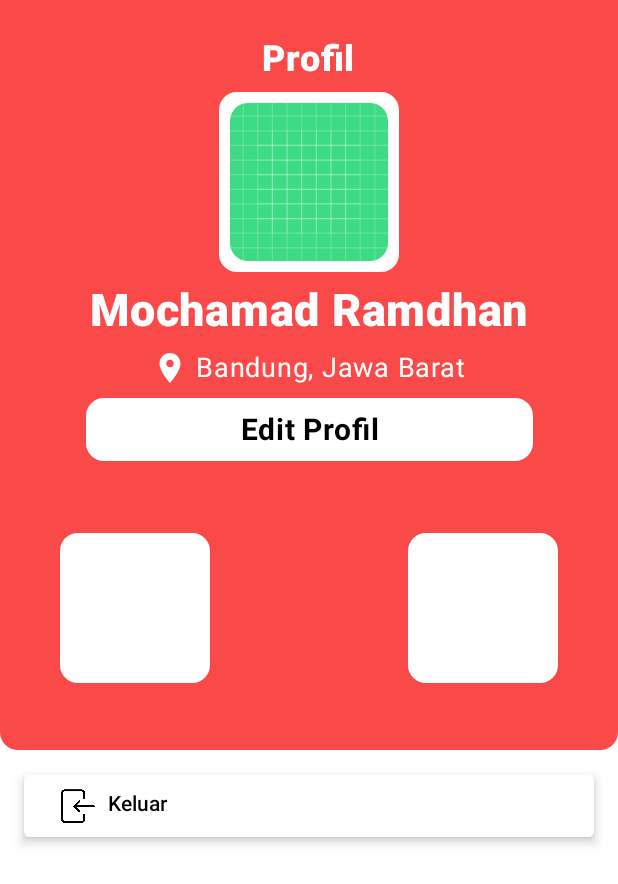
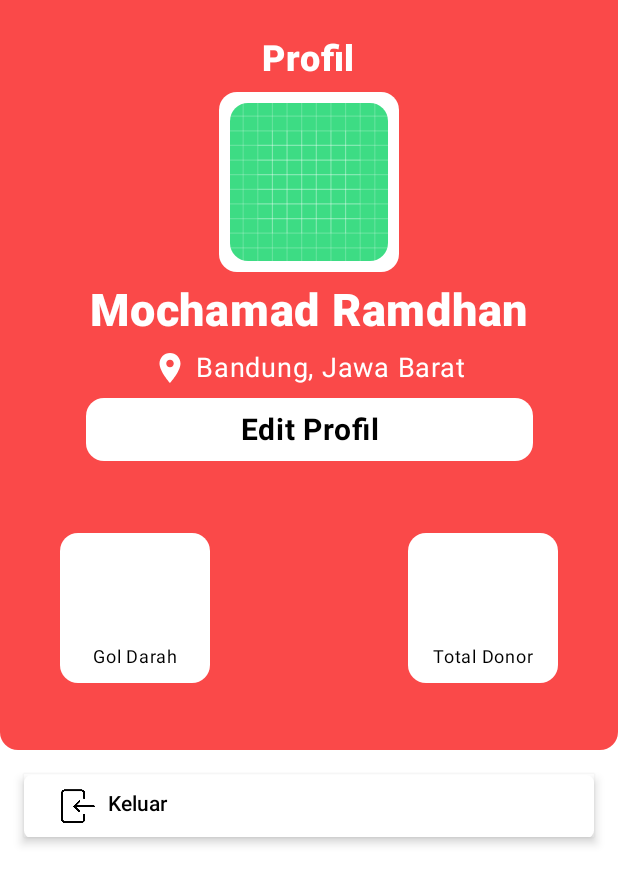
Before and after one commit to DareToDonor/Mobile, an Android app built with Jetpack Compose: the @Preview function GreetingPreview, on a phone screen of 412 x 824 dp. Shown: the top 884 px of the screen. Run offline under Robolectric (Android 15) with nearby library versions, the phone set to English and light mode, and no system bars.

Commit message:
finish profil

```diff
--- a/app/src/main/java/com/daaretodonor/MainActivity.kt
+++ b/app/src/main/java/com/daaretodonor/MainActivity.kt
@@ -6,10 +6,7 @@ import androidx.activity.compose.setContent
 import androidx.compose.foundation.layout.fillMaxSize
 import androidx.compose.material3.MaterialTheme
 import androidx.compose.material3.Surface
-import androidx.compose.material3.Text
-import androidx.compose.runtime.Composable
 import androidx.compose.ui.Modifier
-import androidx.compose.ui.tooling.preview.Preview
 import com.daaretodonor.ui.theme.DaareToDonorTheme
 
 class MainActivity : ComponentActivity() {
--- a/app/src/main/java/com/daaretodonor/navigation/NavigationItem/NavigationItem.kt
+++ b/app/src/main/java/com/daaretodonor/navigation/NavigationItem/NavigationItem.kt
@@ -1,7 +1,6 @@
 package com.daaretodonor.navigation.NavigationItem
 
 import androidx.annotation.DrawableRes
-import androidx.compose.ui.graphics.vector.ImageVector
 
 
 data class NavigationItem(
--- a/app/src/main/java/com/daaretodonor/ui/components/ButtonLogout.kt
+++ b/app/src/main/java/com/daaretodonor/ui/components/ButtonLogout.kt
@@ -8,18 +8,14 @@ import androidx.compose.foundation.layout.padding
 import androidx.compose.foundation.layout.size
 import androidx.compose.foundation.layout.width
 import androidx.compose.foundation.shape.RoundedCornerShape
-import androidx.compose.material.icons.Icons
-import androidx.compose.material.icons.filled.Place
 import androidx.compose.material3.Button
 import androidx.compose.material3.ButtonDefaults
 import androidx.compose.material3.Icon
 import androidx.compose.material3.Text
 import androidx.compose.runtime.Composable
-import androidx.compose.ui.Alignment
 import androidx.compose.ui.Modifier
 import androidx.compose.ui.draw.shadow
 import androidx.compose.ui.graphics.Color
-import androidx.compose.ui.graphics.vector.ImageVector
 import androidx.compose.ui.res.painterResource
 import androidx.compose.ui.res.stringResource
 import androidx.compose.ui.text.font.FontWeight
--- a/app/src/main/java/com/daaretodonor/ui/screen/home/HomeScreen.kt
+++ b/app/src/main/java/com/daaretodonor/ui/screen/home/HomeScreen.kt
@@ -3,7 +3,6 @@ package com.daaretodonor.ui.screen.home
 import androidx.compose.foundation.background
 import androidx.compose.foundation.border
 import androidx.compose.foundation.layout.Box
-import androidx.compose.foundation.layout.Column
 import androidx.compose.foundation.layout.fillMaxWidth
 import androidx.compose.foundation.layout.padding
 import androidx.compose.foundation.layout.size
--- a/app/src/main/java/com/daaretodonor/ui/screen/profil/ProfileScreen.kt
+++ b/app/src/main/java/com/daaretodonor/ui/screen/profil/ProfileScreen.kt
@@ -12,14 +12,10 @@ import androidx.compose.foundation.layout.fillMaxWidth
 import androidx.compose.foundation.layout.height
 import androidx.compose.foundation.layout.padding
 import androidx.compose.foundation.layout.size
-import androidx.compose.foundation.layout.width
-import androidx.compose.foundation.shape.CircleShape
+import androidx.compose.foundation.layout.wrapContentSize
 import androidx.compose.foundation.shape.CornerSize
-import androidx.compose.foundation.shape.RoundedCornerShape
 import androidx.compose.material.icons.Icons
 import androidx.compose.material.icons.filled.Place
-import androidx.compose.material3.Button
-import androidx.compose.material3.ButtonDefaults
 import androidx.compose.material3.Icon
 import androidx.compose.material3.MaterialTheme
 import androidx.compose.material3.Text
@@ -27,13 +23,11 @@ import androidx.compose.runtime.Composable
 import androidx.compose.ui.Alignment
 import androidx.compose.ui.Modifier
 import androidx.compose.ui.draw.clip
-import androidx.compose.ui.draw.shadow
 import androidx.compose.ui.graphics.Color
 import androidx.compose.ui.layout.ContentScale
 import androidx.compose.ui.res.painterResource
 import androidx.compose.ui.res.stringResource
 import androidx.compose.ui.text.font.FontWeight
-import androidx.compose.ui.text.style.TextAlign
 import androidx.compose.ui.tooling.preview.Preview
 import androidx.compose.ui.unit.dp
 import androidx.compose.ui.unit.sp
@@ -132,13 +126,35 @@ fun ProfileScreen(
                         .size(100.dp)
                         .clip(MaterialTheme.shapes.medium)
                         .background(Color.White)
+                        .wrapContentSize(Alignment.BottomCenter)
                 )
+                {
+                    Text(
+                    text = stringResource(R.string.gol_darah),
+                    fontWeight = FontWeight.Normal,
+                    color = Color.Black,
+                    fontSize = 12.sp,
+                        modifier = Modifier
+                            .padding( 5.dp)
+                    )
+                }
                 Box(
                     modifier = Modifier
                         .size(100.dp)
                         .clip(MaterialTheme.shapes.medium)
                         .background(Color.White)
+                        .wrapContentSize(Alignment.BottomCenter)
                 )
+                {
+                    Text(
+                    text = stringResource(R.string.count_donor),
+                    fontWeight = FontWeight.Normal,
+                    color = Color.Black,
+                    fontSize = 12.sp,
+                    modifier = Modifier
+                        .padding( 5.dp)
+                    )
+                }
             }
         }
     }
--- a/app/src/main/java/com/daaretodonor/ui/theme/Type.kt
+++ b/app/src/main/java/com/daaretodonor/ui/theme/Type.kt
@@ -2,12 +2,9 @@ package com.daaretodonor.ui.theme
 
 import androidx.compose.material3.Typography
 import androidx.compose.ui.text.TextStyle
-import androidx.compose.ui.text.font.Font
 import androidx.compose.ui.text.font.FontFamily
-import androidx.compose.ui.text.font.FontStyle
 import androidx.compose.ui.text.font.FontWeight
 import androidx.compose.ui.unit.sp
-import com.daaretodonor.R
 
 
 val Typography = Typography(
--- a/app/src/main/res/values/strings.xml
+++ b/app/src/main/res/values/strings.xml
@@ -7,4 +7,6 @@
     <string name="back">Kembali</string>
     <string name="edit_profil">Edit Profil</string>
     <string name="logout">Keluar</string>
+    <string name="count_donor">Total Donor</string>
+    <string name="gol_darah">Gol Darah</string>
 </resources>
```
